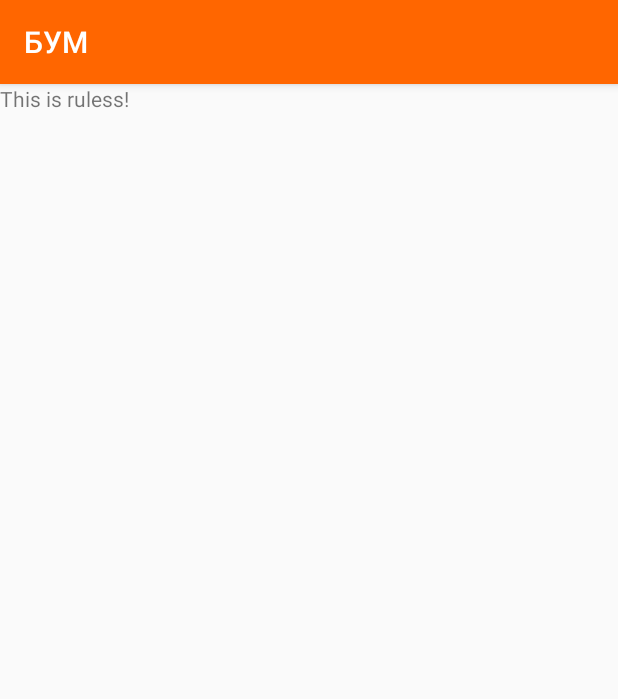
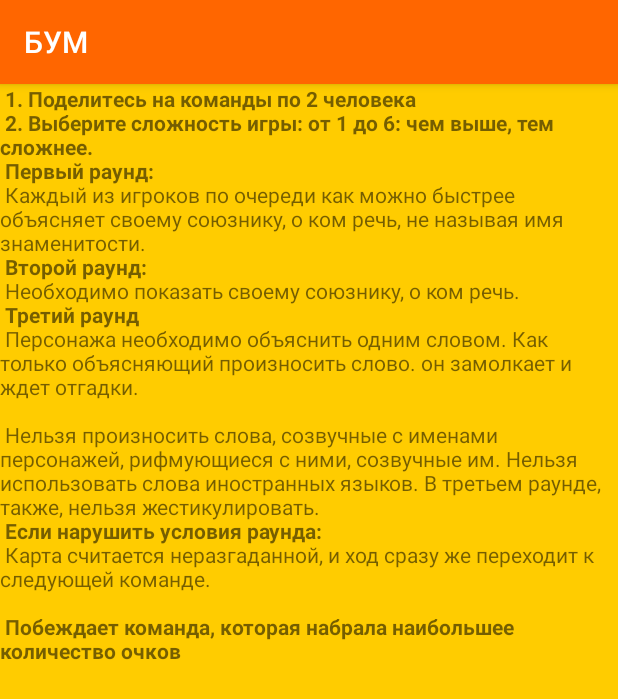
Before and after one commit to Nadtochii/boom, an Android app: the screen it shows after launch (MainActivity), after a tap on "ПРАВИЛА", on a phone screen of 412 x 824 dp. Shown: the top 699 px of the screen. Run offline under Robolectric (Android 15) with nearby library versions, the phone set to English and light mode, and no system bars.

Commit message:
Add rules

```diff
--- a/app/src/main/res/layout/fragment_rules.xml
+++ b/app/src/main/res/layout/fragment_rules.xml
@@ -1,11 +1,13 @@
 <?xml version="1.0" encoding="utf-8"?>
-<LinearLayout xmlns:android="http://schemas.android.com/apk/res/android"
-    android:orientation="vertical" android:layout_width="match_parent"
-    android:layout_height="match_parent">
+
+<ScrollView xmlns:android="http://schemas.android.com/apk/res/android"
+    android:layout_width="match_parent"
+    android:layout_height="match_parent"
+    android:background="@color/backgroundColor">
 
     <TextView
         android:layout_width="match_parent"
-        android:layout_height="match_parent"
-        android:text="This is ruless!"/>
+        android:layout_height="wrap_content"
+        android:text="@string/rules_desc" />
 
-</LinearLayout>
+</ScrollView>
--- /dev/null
+++ b/app/src/main/res/values/string_rules.xml
@@ -0,0 +1,22 @@
+<?xml version="1.0" encoding="utf-8"?>
+<resources>
+    <string name="rules_desc">
+        <b>1. Поделитесь на команды по 2 человека\n</b>
+        <b>2. Выберите сложность игры: от 1 до 6: чем выше, тем сложнее.\n</b>
+        <b>Первый раунд:\n</b>
+        Каждый из игроков по очереди как можно быстрее объясняет своему союзнику, о ком речь, не называя имя знаменитости.\n
+        <b>Второй раунд:\n</b>
+        Необходимо показать своему союзнику, о ком речь.\n
+        <b>Третий раунд\n</b>
+        Персонажа необходимо объяснить одним словом. Как только объясняющий произносить слово. он замолкает и ждет отгадки.\n
+        \n
+        Нельзя произносить слова, созвучные с именами персонажей, рифмующиеся с ними, созвучные им.
+        Нельзя использовать слова иностранных языков. В третьем раунде, также, нельзя жестикулировать.\n
+        <b>Если нарушить условия раунда:\n</b>
+        Карта считается неразгаданной, и ход сразу же переходит к следующей команде.\n
+        \n
+        <b>Побеждает команда, которая набрала наибольшее количество очков</b>
+
+
+    </string>
+</resources>
```
